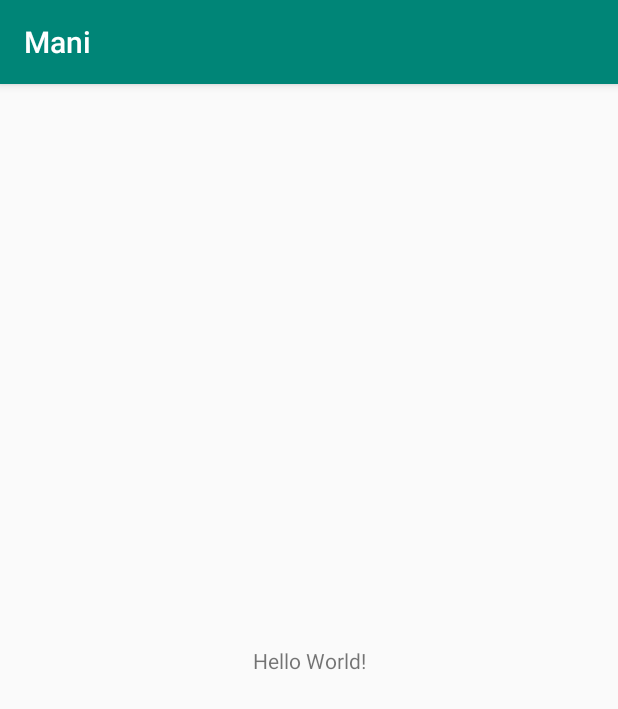
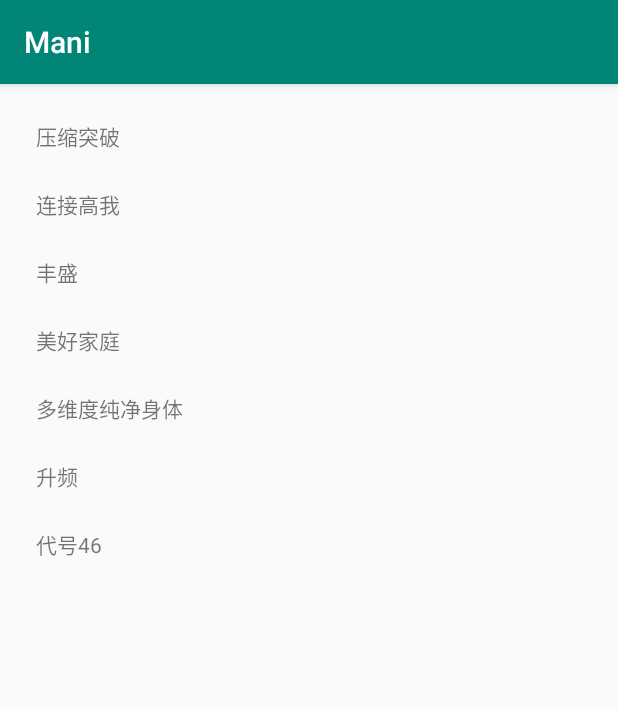
Before and after one commit to jinhuijun/Mani, an Android app: the screen it shows after launch (MainActivity), on a phone screen of 412 x 824 dp. Shown: the top 709 px of the screen. Run offline under Robolectric (Android 15) with nearby library versions, the phone set to English and light mode, and no system bars.

Commit message:
Mani org 的el版

```diff
--- a/app/src/main/res/layout/activity_main.xml
+++ b/app/src/main/res/layout/activity_main.xml
@@ -7,12 +7,79 @@
     tools:context=".MainActivity">
 
     <TextView
+        android:id="@+id/textView"
         android:layout_width="wrap_content"
         android:layout_height="wrap_content"
-        android:text="Hello World!"
-        app:layout_constraintBottom_toBottomOf="parent"
-        app:layout_constraintLeft_toLeftOf="parent"
-        app:layout_constraintRight_toRightOf="parent"
+        android:layout_marginStart="24dp"
+        android:layout_marginLeft="24dp"
+        android:layout_marginTop="24dp"
+        android:text="@string/target1"
+        app:layout_constraintStart_toStartOf="parent"
         app:layout_constraintTop_toTopOf="parent" />
 
+    <TextView
+        android:id="@+id/textView2"
+        android:layout_width="wrap_content"
+        android:layout_height="wrap_content"
+        android:layout_marginStart="24dp"
+        android:layout_marginLeft="24dp"
+        android:layout_marginTop="24dp"
+        android:text="@string/target2"
+        app:layout_constraintStart_toStartOf="parent"
+        app:layout_constraintTop_toBottomOf="@+id/textView" />
+
+    <TextView
+        android:id="@+id/textView3"
+        android:layout_width="wrap_content"
+        android:layout_height="wrap_content"
+        android:layout_marginStart="24dp"
+        android:layout_marginLeft="24dp"
+        android:layout_marginTop="24dp"
+        android:text="@string/target3"
+        app:layout_constraintStart_toStartOf="parent"
+        app:layout_constraintTop_toBottomOf="@+id/textView2" />
+
+    <TextView
+        android:id="@+id/textView4"
+        android:layout_width="wrap_content"
+        android:layout_height="wrap_content"
+        android:layout_marginStart="24dp"
+        android:layout_marginLeft="24dp"
+        android:layout_marginTop="24dp"
+        android:text="@string/target4"
+        app:layout_constraintStart_toStartOf="parent"
+        app:layout_constraintTop_toBottomOf="@+id/textView3" />
+
+    <TextView
+        android:id="@+id/textView5"
+        android:layout_width="wrap_content"
+        android:layout_height="wrap_content"
+        android:layout_marginStart="24dp"
+        android:layout_marginLeft="24dp"
+        android:layout_marginTop="24dp"
+        android:text="@string/target5"
+        app:layout_constraintStart_toStartOf="parent"
+        app:layout_constraintTop_toBottomOf="@+id/textView4" />
+
+    <TextView
+        android:id="@+id/textView6"
+        android:layout_width="wrap_content"
+        android:layout_height="wrap_content"
+        android:layout_marginStart="24dp"
+        android:layout_marginLeft="24dp"
+        android:layout_marginTop="24dp"
+        android:text="@string/target6"
+        app:layout_constraintStart_toStartOf="parent"
+        app:layout_constraintTop_toBottomOf="@+id/textView5" />
+
+    <TextView
+        android:id="@+id/textView9"
+        android:layout_width="wrap_content"
+        android:layout_height="wrap_content"
+        android:layout_marginStart="24dp"
+        android:layout_marginLeft="24dp"
+        android:layout_marginTop="24dp"
+        android:text="@string/target7"
+        app:layout_constraintStart_toStartOf="parent"
+        app:layout_constraintTop_toBottomOf="@+id/textView6" />
 </android.support.constraint.ConstraintLayout>
--- a/app/src/main/res/values/strings.xml
+++ b/app/src/main/res/values/strings.xml
@@ -1,3 +1,10 @@
 <resources>
     <string name="app_name">Mani</string>
+    <string name="target1">压缩突破</string>
+    <string name="target2">连接高我</string>
+    <string name="target3">丰盛</string>
+    <string name="target4">美好家庭</string>
+    <string name="target5">多维度纯净身体</string>
+    <string name="target6">升频</string>
+    <string name="target7">代号46</string>
 </resources>
```
Also changed, not shown: 3 other files.
